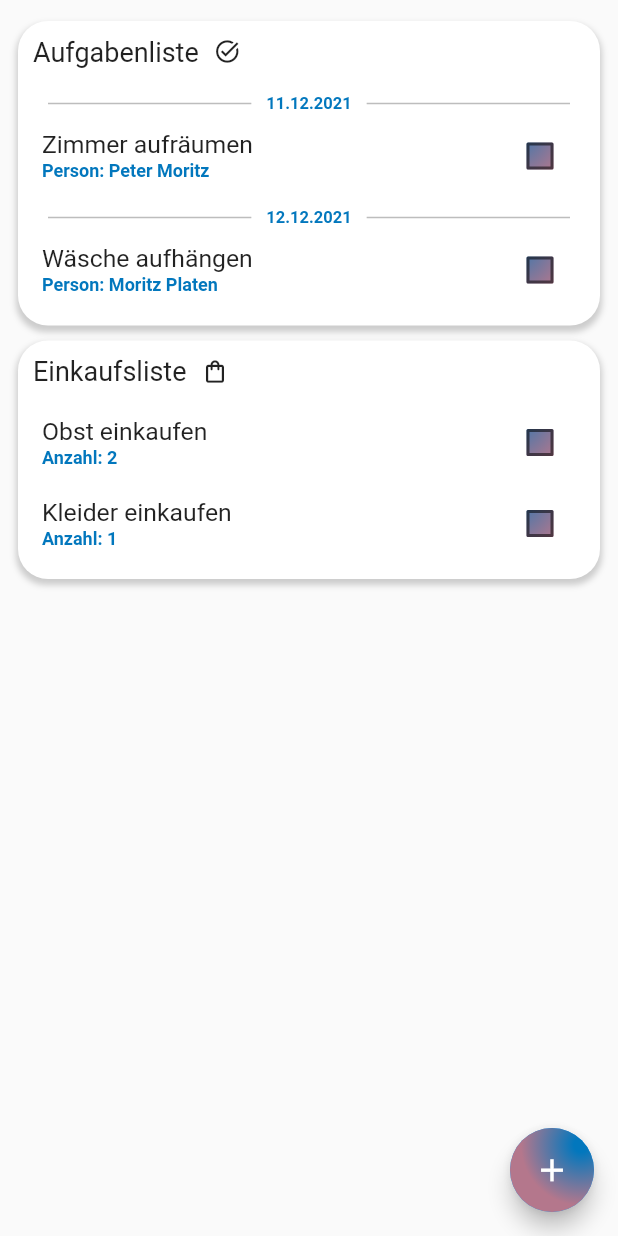
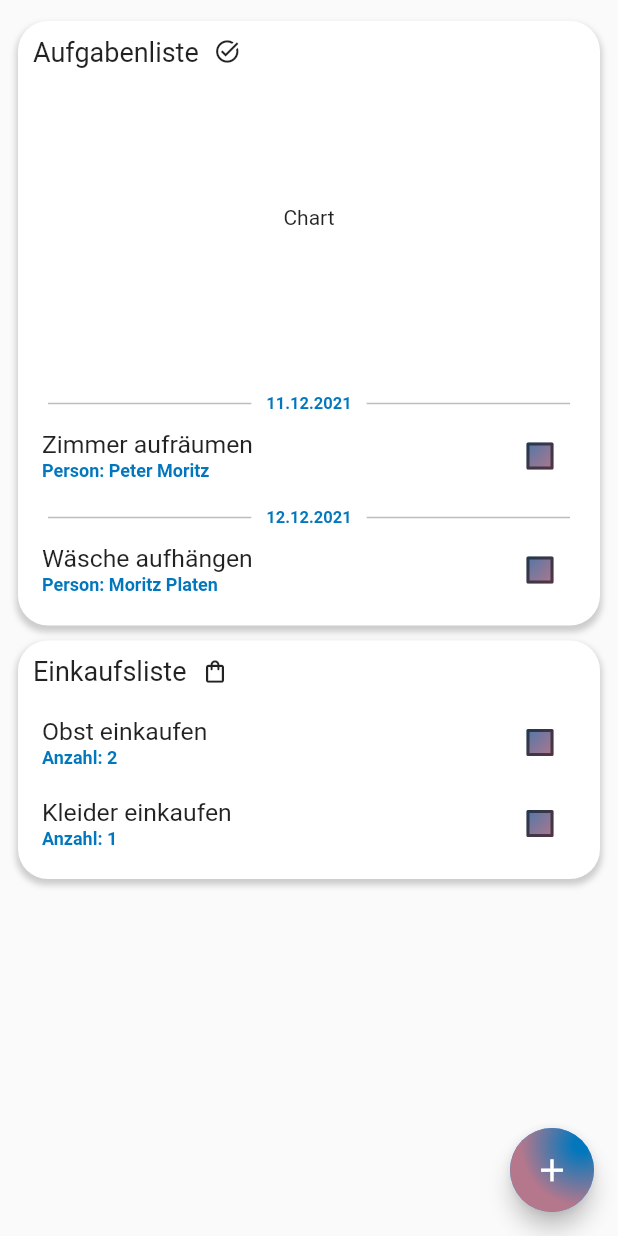
Before and after one commit to MoritzPlaten/Poam, a Flutter app: the screen it shows after launch, on a phone screen of 412 x 824 dp. Run offline on Flutter 3.47's test engine with Material 2 defaults, Android fonts, the phone set to English and light mode, and no system bars; our stand-ins replace charts_flutter, firebase_auth, firebase_core, google_fonts; accounts and stored records are empty; Roboto replaces fonts that are missing (Kreon, Ubuntu).

Commit message:
Add Text as Chart

```diff
--- /dev/null
+++ b/lib/widgets/PoamChart/PoamChart.dart
@@ -0,0 +1,28 @@
+import 'package:flutter/material.dart';
+import 'package:charts_flutter/flutter.dart';
+import 'package:poam/services/dateServices/DateService.dart';
+
+class PoamChart extends StatefulWidget {
+  const PoamChart({Key? key}) : super(key: key);
+
+  @override
+  _PoamChartState createState() => _PoamChartState();
+}
+
+class _PoamChartState extends State<PoamChart> {
+
+  late DateService dateService;
+
+  @override
+  Widget build(BuildContext context) {
+
+    dateService = DateService();
+    final size = MediaQuery.of(context).size;
+
+    return Container(
+      height: 200,
+      width: size.width,
+      child: Center(child: Text("Chart"),),
+    );
+  }
+}
--- a/lib/widgets/PoamMenu/PoamMenu.dart
+++ b/lib/widgets/PoamMenu/PoamMenu.dart
@@ -3,9 +3,9 @@ import 'package:google_fonts/google_fonts.dart';
 import 'package:poam/pages/listpage.dart';
 import 'package:poam/services/itemServices/MenuService.dart';
 import 'package:poam/services/itemServices/Objects/Category.dart';
+import 'package:poam/widgets/PoamChart/PoamChart.dart';
 import 'package:poam/widgets/PoamDateItem/PoamDateItem.dart';
 import 'package:provider/provider.dart';
-import 'package:charts_flutter/flutter.dart' as charts;
 
 class PoamMenu extends StatefulWidget {
 
@@ -112,7 +112,7 @@ class _PoamMenuState extends State<PoamMenu> {
               ],
             ),
 
-
+            if (widget.categories! == Categories.tasks) const PoamChart(),
 
             const SizedBox(
               height: 10,
```
